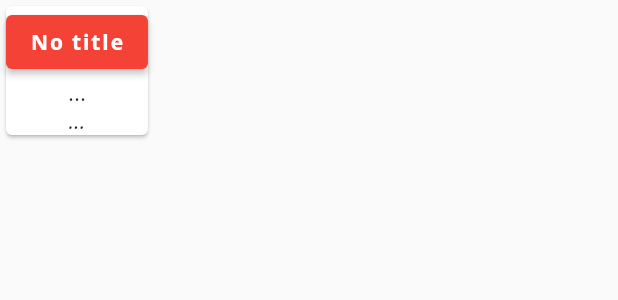
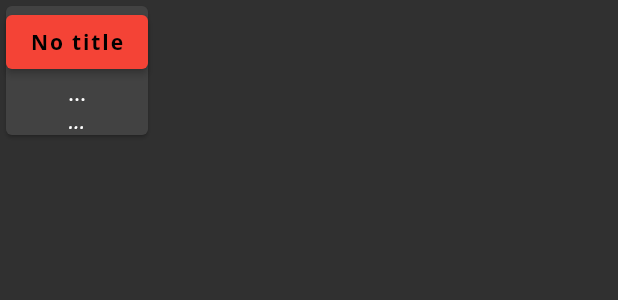
Before and after one commit to fvalle1/zotviewer, a Flutter app: the PaperWidget widget shown alone on an empty page, opened directly, on a phone screen of 412 x 824 dp. Shown: the top 300 px of the screen. Run offline on Flutter 3.47's test engine with Material 2 defaults, Android fonts, the phone set to English and light mode, and no system bars; our stand-ins replace google_fonts.

Commit message:
fix overflows

```diff
--- a/lib/library/Author.dart
+++ b/lib/library/Author.dart
@@ -1,6 +1,4 @@
-import 'package:flutter/material.dart';
-
-Text parseCreator(creator) {
+String parseCreator(creator) {
   var first = "";
   var last = "";
 
@@ -12,5 +10,5 @@ Text parseCreator(creator) {
     last = creator["lastName"]!;
   }
 
-  return Text(first + " " + last + "; ");
+  return first + " " + last;
 }
--- a/lib/library/PaperWidget.dart
+++ b/lib/library/PaperWidget.dart
@@ -9,7 +9,7 @@ import 'Author.dart';
 class PaperWidget extends StatelessWidget {
   final Paper? paper;
 
-  PaperWidget({Key? key, this.paper}):super(key: key);
+  PaperWidget({Key? key, this.paper}) : super(key: key);
 
   void _launchURLdoi() {
     launchURLdoi(paper!);
@@ -31,17 +31,16 @@ class PaperWidget extends StatelessWidget {
                   Navigator.push(
                       context,
                       MaterialPageRoute(
-                            builder: (context) =>
-                                PaperPage(paper: paper!)));
+                          builder: (context) => PaperPage(paper: paper!)));
                   //Navigator.pop(context);
                 }),
             paper?.creators != null
-                ? Flex(
-                    direction: Axis.horizontal,
-                    children: paper!.creators!
-                        .map<Text>((creator) => parseCreator(creator))
-                        .toList(),
-                    mainAxisAlignment: MainAxisAlignment.center,
+                ? Text(
+                    paper!.creators!
+                        .map<String>((creator) => parseCreator(creator))
+                        .toList()
+                        .sublist(0, paper!.creators!.length > 3 ? 3: paper!.creators!.length)
+                        .join(";"),
                   )
                 : Text("..."),
             GestureDetector(
--- a/lib/theme/MyTheme.dart
+++ b/lib/theme/MyTheme.dart
@@ -31,9 +31,7 @@ TextTheme getMyTextTheme() => TextTheme(
     );
 
 ThemeData getMyTheme() =>ThemeData(
-  primarySwatch: Colors.red,
-  accentColor: Colors.orangeAccent,
-  brightness: Brightness.light,
+  colorScheme: ColorScheme.dark(primary:Colors.red, secondary: Colors.orangeAccent),
   fontFamily: "ubuntu",
   textTheme: getMyTextTheme()
   );
```
Also changed, not shown: lib/paper/PaperPage.dart (+8 -8 lines). Lines whose indentation alone changed are shown as unchanged.
